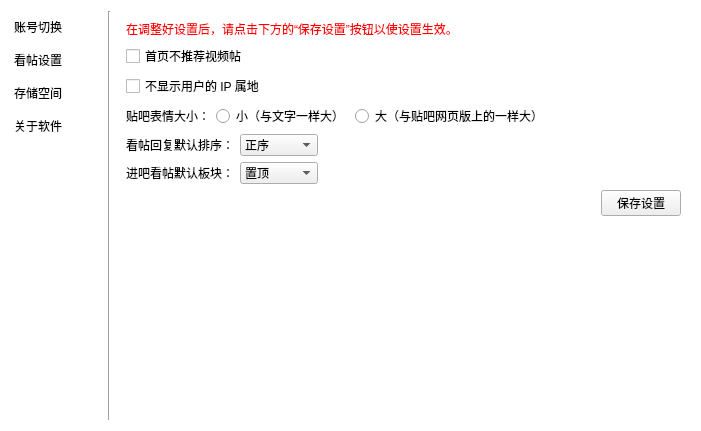
First picture: the form in resf/settings.ui, repository clb-128258/TiebaDesktop, before the edit.
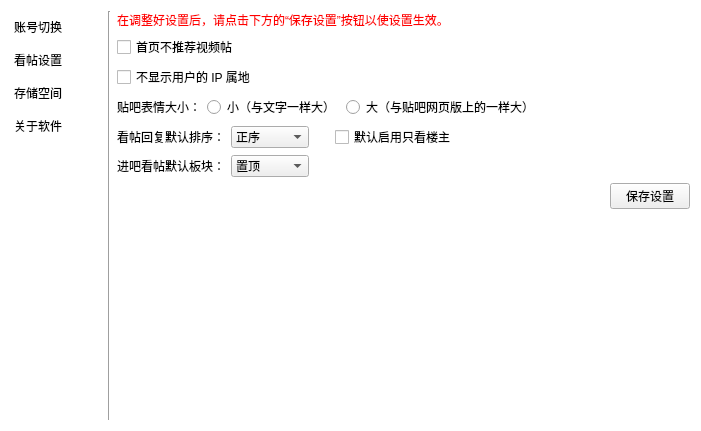
Second picture: the form after the edit. The open tabs and pages were chosen to show the change.

Diff of the .ui file:
```diff
--- a/resf/settings.ui
+++ b/resf/settings.ui
@@ -115,6 +115,18 @@
      </widget>
      <widget class="QWidget" name="page_4">
       <layout class="QGridLayout" name="gridLayout_7">
+       <property name="leftMargin">
+        <number>0</number>
+       </property>
+       <property name="topMargin">
+        <number>0</number>
+       </property>
+       <property name="rightMargin">
+        <number>0</number>
+       </property>
+       <property name="bottomMargin">
+        <number>0</number>
+       </property>
        <item row="0" column="0">
         <layout class="QGridLayout" name="gridLayout_6">
          <item row="0" column="0" colspan="2">
@@ -189,7 +201,7 @@
           </spacer>
          </item>
          <item row="4" column="0" colspan="2">
-          <layout class="QHBoxLayout" name="horizontalLayout_5" stretch="0,0,0">
+          <layout class="QHBoxLayout" name="horizontalLayout_5" stretch="0,0,0,0,0">
            <item>
             <widget class="QLabel" name="label_13">
              <property name="toolTip">
@@ -219,6 +231,29 @@
              </item>
             </widget>
            </item>
+           <item>
+            <spacer name="horizontalSpacer_6">
+             <property name="orientation">
+              <enum>Qt::Horizontal</enum>
+             </property>
+             <property name="sizeType">
+              <enum>QSizePolicy::Fixed</enum>
+             </property>
+             <property name="sizeHint" stdset="0">
+              <size>
+               <width>20</width>
+               <height>20</height>
+              </size>
+             </property>
+            </spacer>
+           </item>
+           <item>
+            <widget class="QCheckBox" name="checkBox_3">
+             <property name="text">
+              <string>默认启用只看楼主</string>
+             </property>
+            </widget>
+           </item>
            <item>
             <spacer name="horizontalSpacer_4">
              <property name="orientation">
```
Left out of the diff: 12 changed lines with no effect on the pictures.
